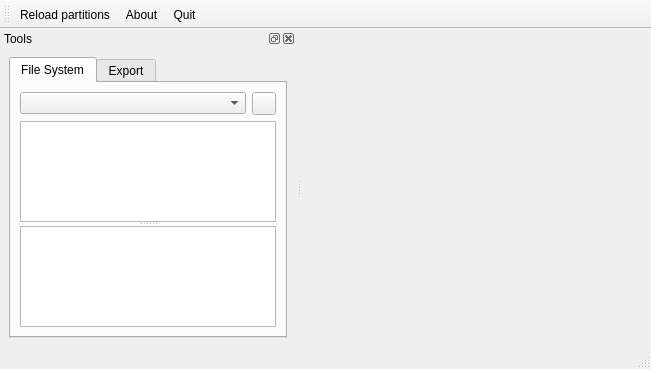
This is qwbfs/src/UIMain.ui in amestica/qwbfs as Qt 5 draws it before an edit. The edited form follows.
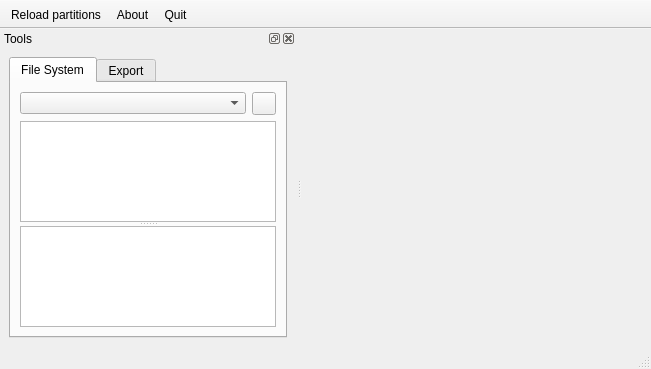
This is the edited form. Icons and pictures are not drawn. Custom widgets are drawn as their Qt base class.

Commit message: Replace menu by a toolbar

What changed in the file:
```diff
--- a/qwbfs/src/UIMain.ui
+++ b/qwbfs/src/UIMain.ui
@@ -204,6 +204,12 @@
    <property name="windowTitle">
     <string>toolBar</string>
    </property>
+   <property name="movable">
+    <bool>false</bool>
+   </property>
+   <property name="floatable">
+    <bool>false</bool>
+   </property>
    <attribute name="toolBarArea">
     <enum>TopToolBarArea</enum>
    </attribute>
```
